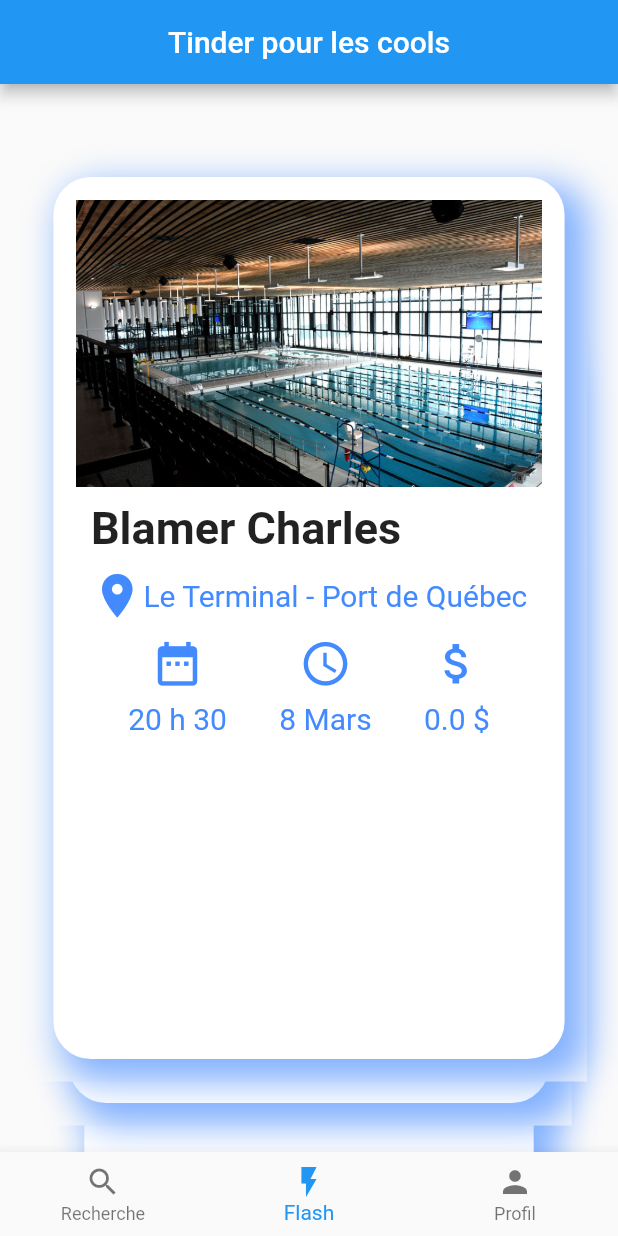
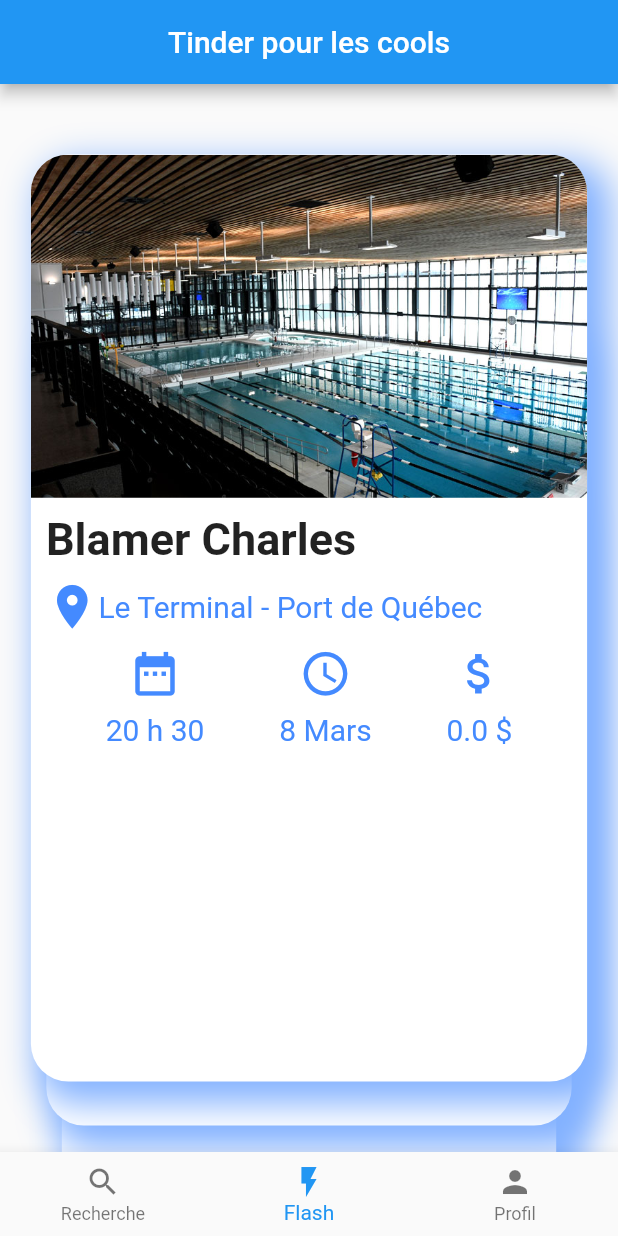
Before and after one commit to Sirmyself/Hack2019, a Flutter app: the screen it shows after launch, item 2 of the bottom bar chosen, on a phone screen of 412 x 824 dp. Run offline on Flutter 3.47's test engine with Material 2 defaults, Android fonts, the phone set to English and light mode, and no system bars.

Commit message:
COINS RONDS MUTHAFUCKA

```diff
--- a/hello_world/lib/Classes/Profile/Profile.dart
+++ b/hello_world/lib/Classes/Profile/Profile.dart
@@ -44,7 +44,8 @@ class _ProfileState extends State<Profile> {
             "John Doe",
             textScaleFactor: 1.5)
         ),
-        location("Québec")
+        location("Québec"),
+
         ]
       )
       )
--- a/hello_world/lib/flashCard.dart
+++ b/hello_world/lib/flashCard.dart
@@ -16,11 +16,18 @@ class FlashCard extends StatefulWidget {
 class _FlashCardState extends State<FlashCard> {
   @override
   Widget build(BuildContext context) {
-    var scaffold =Scaffold(
+    var scaffold = Scaffold(
+      backgroundColor: Colors.transparent,
       body: Container(
-  margin: EdgeInsets.all(15),
-  padding: EdgeInsets.all(15),
   decoration: new BoxDecoration(
+    color: Colors.transparent,
+    borderRadius: new BorderRadius.all(
+      const Radius.circular(25)
+    ),
+  ),
+
+  child: Container(
+    decoration: new BoxDecoration(
     boxShadow: [
       BoxShadow(
         color: Colors.blueAccent[100],
@@ -32,17 +39,27 @@ class _FlashCardState extends State<FlashCard> {
     borderRadius: new BorderRadius.all(
       const Radius.circular(25)
     ),
-    // border: new Border.all(color: Colors.white),
-    color: Colors.white
+    color: Colors.white,
   ),
-  child: Row(
+    child: Row(
     children: [
       Expanded(
         child: Column(
           crossAxisAlignment: CrossAxisAlignment.start,
           children: [
-            Image.asset('assets/images/piscine.jpg'),
+            new ClipRRect(
+              borderRadius: new BorderRadius.only(
+                topLeft: Radius.circular(25),
+                topRight: Radius.circular(25)
+              ),
+              child: Image.asset('assets/images/piscine.jpg')),
             Container(
+              decoration: new BoxDecoration(
+                color: Colors.transparent,
+                borderRadius: new BorderRadius.all(
+                const Radius.circular(25)
+              ),
+              ),
               padding: EdgeInsets.all(10),
               child: Text(
                 widget.titre,
@@ -60,6 +77,7 @@ class _FlashCardState extends State<FlashCard> {
     ],
     )
 )
+    )
     );
     return scaffold;
   }
```
